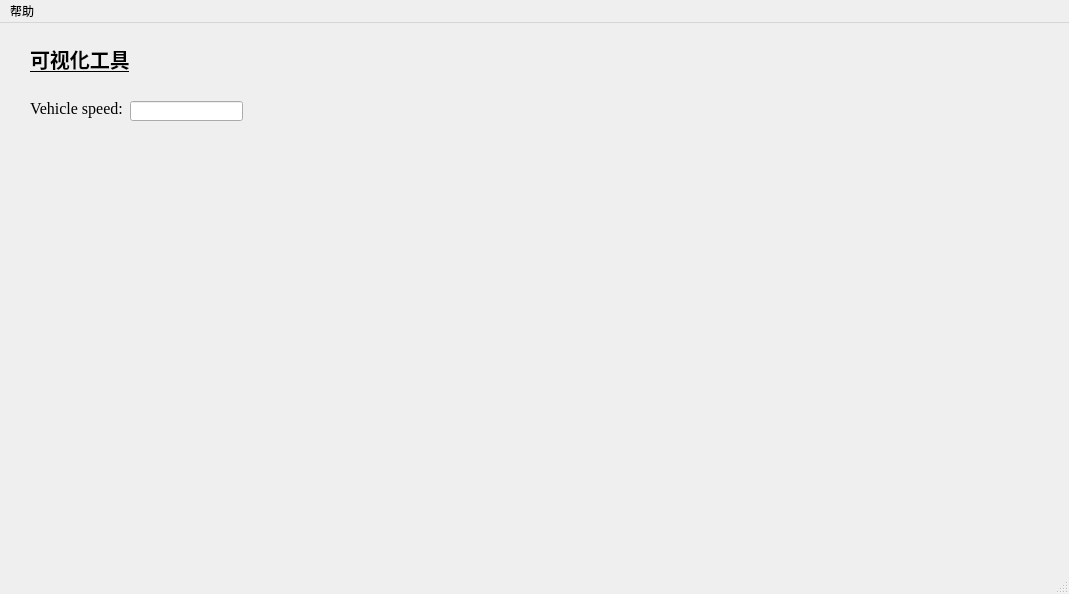
Qt form plot_verification/main_panel.ui (fanjj1994/Upsala) before a commit.
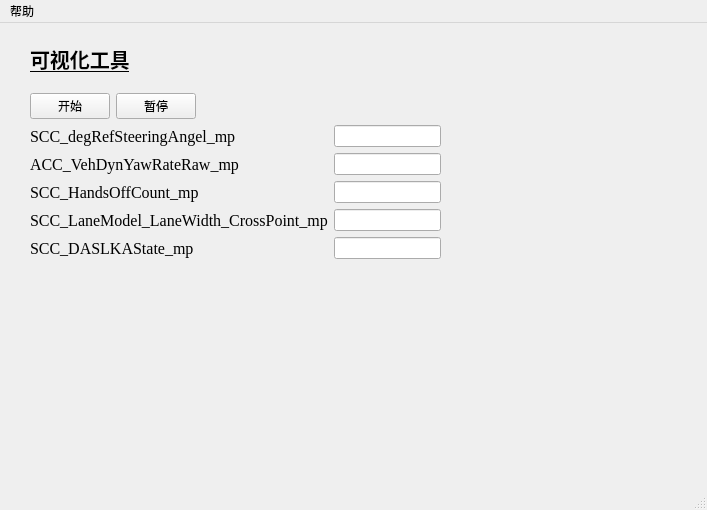
The same form after that commit.

```diff
--- a/plot_verification/main_panel.ui
+++ b/plot_verification/main_panel.ui
@@ -7,8 +7,8 @@
    <rect>
     <x>0</x>
     <y>0</y>
-    <width>1069</width>
-    <height>594</height>
+    <width>707</width>
+    <height>510</height>
    </rect>
   </property>
   <property name="cursor">
@@ -18,25 +18,6 @@
    <string>可视化工具1.0</string>
   </property>
   <widget class="QWidget" name="centralwidget">
-   <widget class="QLabel" name="label">
-    <property name="geometry">
-     <rect>
-      <x>30</x>
-      <y>70</y>
-      <width>101</width>
-      <height>31</height>
-     </rect>
-    </property>
-    <property name="font">
-     <font>
-      <family>Times New Roman</family>
-      <pointsize>12</pointsize>
-     </font>
-    </property>
-    <property name="text">
-     <string>Vehicle speed:</string>
-    </property>
-   </widget>
    <widget class="QLabel" name="label_2">
     <property name="geometry">
      <rect>
@@ -62,22 +43,112 @@
    <widget class="QWidget" name="widget" native="true">
     <property name="geometry">
      <rect>
-      <x>20</x>
-      <y>60</y>
-      <width>451</width>
-      <height>351</height>
+      <x>30</x>
+      <y>70</y>
+      <width>411</width>
+      <height>171</height>
      </rect>
     </property>
-    <widget class="QLineEdit" name="lineEdit">
-     <property name="geometry">
-      <rect>
-       <x>110</x>
-       <y>18</y>
-       <width>113</width>
-       <height>20</height>
-      </rect>
-     </property>
-    </widget>
+    <layout class="QFormLayout" name="formLayout_2">
+     <item row="1" column="0">
+      <widget class="QLabel" name="label">
+       <property name="font">
+        <font>
+         <family>Times New Roman</family>
+         <pointsize>12</pointsize>
+        </font>
+       </property>
+       <property name="text">
+        <string>SCC_degRefSteeringAngel_mp</string>
+       </property>
+      </widget>
+     </item>
+     <item row="1" column="1">
+      <widget class="QLineEdit" name="lineEdit"/>
+     </item>
+     <item row="2" column="0">
+      <widget class="QLabel" name="label_3">
+       <property name="font">
+        <font>
+         <family>Times New Roman</family>
+         <pointsize>12</pointsize>
+        </font>
+       </property>
+       <property name="text">
+        <string>ACC_VehDynYawRateRaw_mp</string>
+       </property>
+      </widget>
+     </item>
+     <item row="2" column="1">
+      <widget class="QLineEdit" name="lineEdit_2"/>
+     </item>
+     <item row="3" column="0">
+      <widget class="QLabel" name="label_4">
+       <property name="font">
+        <font>
+         <family>Times New Roman</family>
+         <pointsize>12</pointsize>
+        </font>
+       </property>
+       <property name="text">
+        <string>SCC_HandsOffCount_mp</string>
+       </property>
+      </widget>
+     </item>
+     <item row="3" column="1">
+      <widget class="QLineEdit" name="lineEdit_3"/>
+     </item>
+     <item row="4" column="0">
+      <widget class="QLabel" name="label_5">
+       <property name="font">
+        <font>
+         <family>Times New Roman</family>
+         <pointsize>12</pointsize>
+        </font>
+       </property>
+       <property name="text">
+        <string>SCC_LaneModel_LaneWidth_CrossPoint_mp</string>
+       </property>
+      </widget>
+     </item>
+     <item row="4" column="1">
+      <widget class="QLineEdit" name="lineEdit_4"/>
+     </item>
+     <item row="5" column="0">
+      <widget class="QLabel" name="label_6">
+       <property name="font">
+        <font>
+         <family>Times New Roman</family>
+         <pointsize>12</pointsize>
+        </font>
+       </property>
+       <property name="text">
+        <string>SCC_DASLKAState_mp</string>
+       </property>
+      </widget>
+     </item>
+     <item row="5" column="1">
+      <widget class="QLineEdit" name="lineEdit_9"/>
+     </item>
+     <item row="0" column="0">
+      <layout class="QHBoxLayout" name="horizontalLayout">
+       <item>
+        <widget class="QPushButton" name="pushButton_2">
+         <property name="text">
+          <string>开始</string>
+         </property>
+        </widget>
+       </item>
+       <item>
+        <widget class="QPushButton" name="pushButton">
+         <property name="text">
+          <string>暂停</string>
+         </property>
+        </widget>
+       </item>
+      </layout>
+     </item>
+    </layout>
    </widget>
   </widget>
   <widget class="QStatusBar" name="statusbar"/>
@@ -86,7 +157,7 @@
     <rect>
      <x>0</x>
      <y>0</y>
-     <width>1069</width>
+     <width>707</width>
      <height>23</height>
     </rect>
    </property>
```
Left out of the diff: 2 changed lines with no effect on the pictures.
